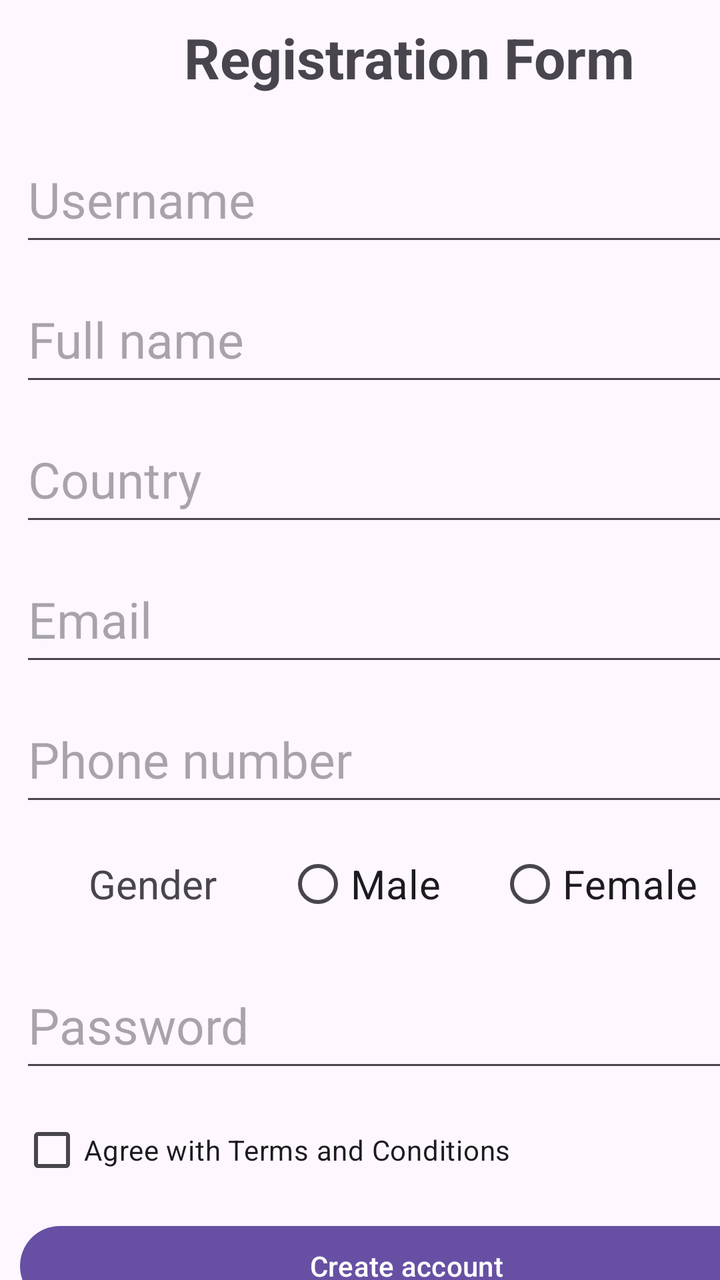
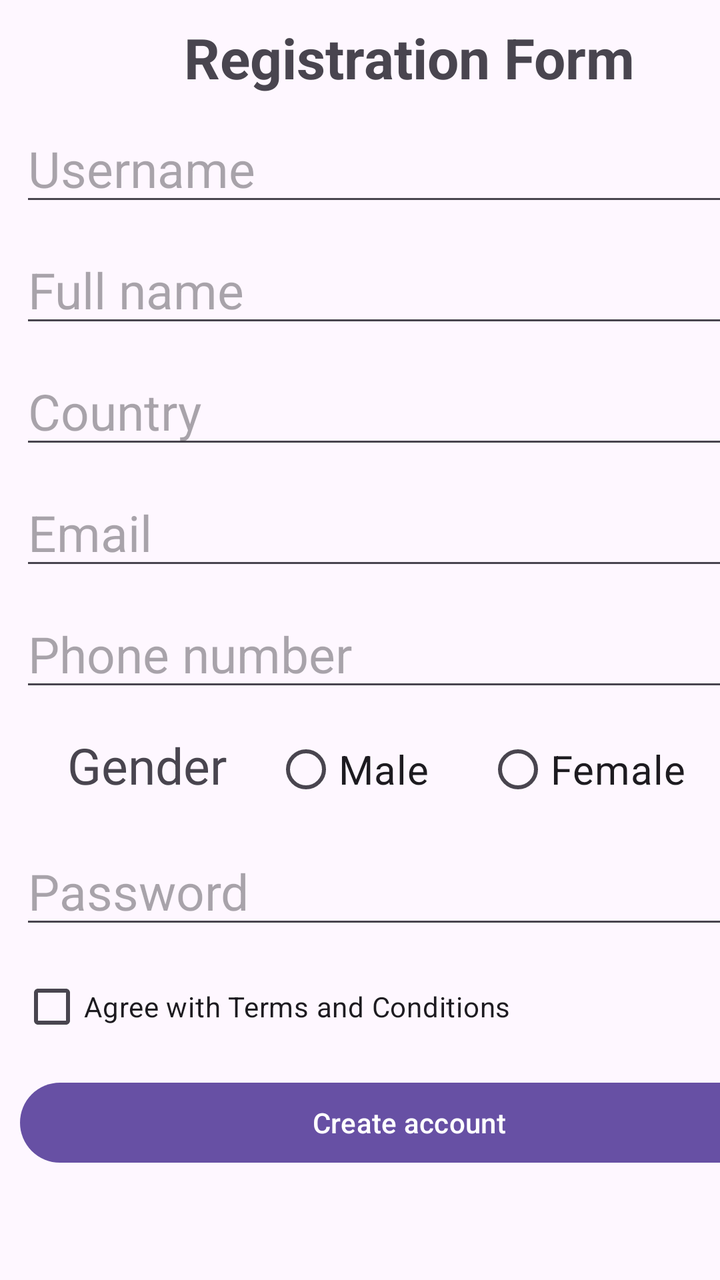

An Android layout rendered at two revisions. The XML below is the earlier revision; the diff shows what the commit changed to produce the second picture.
<!-- AndroidManifest.xml: application theme Theme.FirstForm -->
<!-- res/layout/activity_main.xml -->
<?xml version="1.0" encoding="utf-8"?>
<androidx.constraintlayout.widget.ConstraintLayout xmlns:android="http://schemas.android.com/apk/res/android"
    xmlns:app="http://schemas.android.com/apk/res-auto"
    xmlns:tools="http://schemas.android.com/tools"
    android:id="@+id/main"
    android:layout_width="match_parent"
    android:layout_height="match_parent"
    tools:context=".MainActivity">

    <ScrollView
        android:layout_width="409dp"
        android:layout_height="729dp"
        tools:layout_editor_absoluteX="1dp"
        tools:layout_editor_absoluteY="1dp">

        <LinearLayout
            android:layout_width="match_parent"
            android:layout_height="wrap_content"
            android:layout_margin="5dp"
            android:layout_marginHorizontal="5dp"
            android:orientation="vertical">

            <TextView
                android:id="@+id/textView"
                android:layout_width="match_parent"
                android:layout_height="48dp"
                android:layout_margin="5dp"
                android:text="Registration Form"
                android:textAlignment="center"
                android:textSize="28sp"
                android:textStyle="bold" />

            <EditText
                android:id="@+id/username"
                android:layout_width="match_parent"
                android:layout_height="60dp"
                android:layout_margin="5dp"
                android:ems="10"
                android:hint="Username"
                android:inputType="text"
                android:textSize="25sp" />

            <EditText
                android:id="@+id/fullName"
                android:layout_width="match_parent"
                android:layout_height="60dp"
                android:layout_margin="5dp"
                android:ems="10"
                android:hint="Full name"
                android:inputType="text"
                android:textSize="25sp" />

            <EditText
                android:id="@+id/country"
                android:layout_width="match_parent"
                android:layout_height="60dp"
                android:layout_margin="5dp"
                android:ems="10"
                android:hint="Country"
                android:inputType="text"
                android:textSize="25sp" />

            <EditText
                android:id="@+id/email"
                android:layout_width="match_parent"
                android:layout_height="60dp"
                android:layout_margin="5dp"
                android:ems="10"
                android:hint="Email"
                android:inputType="textEmailAddress"
                android:textSize="25sp" />

            <EditText
                android:id="@+id/phone"
                android:layout_width="match_parent"
                android:layout_height="60dp"
                android:layout_margin="5dp"
                android:ems="10"
                android:hint="Phone number"
                android:inputType="phone"
                android:textSize="25sp" />

            <RadioGroup
                android:id="@+id/gender"
                android:layout_width="match_parent"
                android:layout_height="53dp"
                android:layout_margin="5dp"
                android:orientation="horizontal">

                <TextView
                    android:id="@+id/textView2"
                    android:layout_width="133dp"
                    android:layout_height="wrap_content"
                    android:text="Gender"
                    android:textAlignment="center"
                    android:textSize="20sp" />

                <RadioButton
                    android:id="@+id/radioButton2"
                    android:layout_width="106dp"
                    android:layout_height="wrap_content"
                    android:text="Male"
                    android:textSize="20sp" />

                <RadioButton
                    android:id="@+id/radioButton"
                    android:layout_width="130dp"
                    android:layout_height="wrap_content"
                    android:text="Female"
                    android:textSize="20sp" />

            </RadioGroup>

            <EditText
                android:id="@+id/pwd"
                android:layout_width="match_parent"
                android:layout_height="60dp"
                android:layout_margin="5dp"
                android:ems="10"
                android:hint="Password"
                android:inputType="textPassword"
                android:textSize="25sp" />

            <CheckBox
                android:id="@+id/checkBox"
                android:layout_width="match_parent"
                android:layout_height="wrap_content"
                android:layout_margin="5dp"
                android:text="Agree with Terms and Conditions" />

            <Button
                android:id="@+id/button"
                android:layout_width="386dp"
                android:layout_height="wrap_content"
                android:layout_margin="5dp"
                android:text="Create account"
                android:textAlignment="center" />

        </LinearLayout>
    </ScrollView>
</androidx.constraintlayout.widget.ConstraintLayout>
<!-- resources referenced by this layout -->
<resources>
  <style name="Theme.FirstForm" parent="Base.Theme.FirstForm" />
  <style name="Base.Theme.FirstForm" parent="Theme.Material3.DayNight.NoActionBar">
          
          
      </style>
</resources>

<!-- the commit's change to res/layout/activity_main.xml (unified diff, before → after) -->
@@ -23,7 +23,7 @@
             <TextView
                 android:id="@+id/textView"
                 android:layout_width="match_parent"
-                android:layout_height="48dp"
+                android:layout_height="match_parent"
                 android:layout_margin="5dp"
                 android:text="Registration Form"
                 android:textAlignment="center"
@@ -33,7 +33,7 @@
             <EditText
                 android:id="@+id/username"
                 android:layout_width="match_parent"
-                android:layout_height="60dp"
+                android:layout_height="match_parent"
                 android:layout_margin="5dp"
                 android:ems="10"
                 android:hint="Username"
@@ -43,7 +43,7 @@
             <EditText
                 android:id="@+id/fullName"
                 android:layout_width="match_parent"
-                android:layout_height="60dp"
+                android:layout_height="match_parent"
                 android:layout_margin="5dp"
                 android:ems="10"
                 android:hint="Full name"
@@ -53,7 +53,7 @@
             <EditText
                 android:id="@+id/country"
                 android:layout_width="match_parent"
-                android:layout_height="60dp"
+                android:layout_height="match_parent"
                 android:layout_margin="5dp"
                 android:ems="10"
                 android:hint="Country"
@@ -63,7 +63,7 @@
             <EditText
                 android:id="@+id/email"
                 android:layout_width="match_parent"
-                android:layout_height="60dp"
+                android:layout_height="match_parent"
                 android:layout_margin="5dp"
                 android:ems="10"
                 android:hint="Email"
@@ -73,7 +73,7 @@
             <EditText
                 android:id="@+id/phone"
                 android:layout_width="match_parent"
-                android:layout_height="60dp"
+                android:layout_height="match_parent"
                 android:layout_margin="5dp"
                 android:ems="10"
                 android:hint="Phone number"
@@ -83,17 +83,17 @@
             <RadioGroup
                 android:id="@+id/gender"
                 android:layout_width="match_parent"
-                android:layout_height="53dp"
+                android:layout_height="wrap_content"
                 android:layout_margin="5dp"
                 android:orientation="horizontal">
 
                 <TextView
                     android:id="@+id/textView2"
-                    android:layout_width="133dp"
+                    android:layout_width="127dp"
                     android:layout_height="wrap_content"
                     android:text="Gender"
                     android:textAlignment="center"
-                    android:textSize="20sp" />
+                    android:textSize="25sp" />
 
                 <RadioButton
                     android:id="@+id/radioButton2"
@@ -114,7 +114,7 @@
             <EditText
                 android:id="@+id/pwd"
                 android:layout_width="match_parent"
-                android:layout_height="60dp"
+                android:layout_height="match_parent"
                 android:layout_margin="5dp"
                 android:ems="10"
                 android:hint="Password"
@@ -124,14 +124,14 @@
             <CheckBox
                 android:id="@+id/checkBox"
                 android:layout_width="match_parent"
-                android:layout_height="wrap_content"
+                android:layout_height="match_parent"
                 android:layout_margin="5dp"
                 android:text="Agree with Terms and Conditions" />
 
             <Button
                 android:id="@+id/button"
-                android:layout_width="386dp"
-                android:layout_height="wrap_content"
+                android:layout_width="match_parent"
+                android:layout_height="match_parent"
                 android:layout_margin="5dp"
                 android:text="Create account"
                 android:textAlignment="center" />
